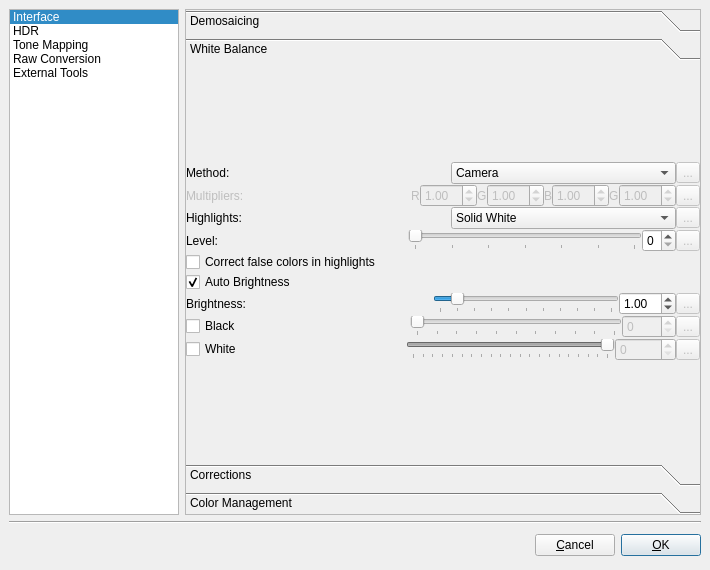
First picture: the form in forms/PreferencesDialog.ui, repository LuminanceHDR/LuminanceHDR, before the edit.
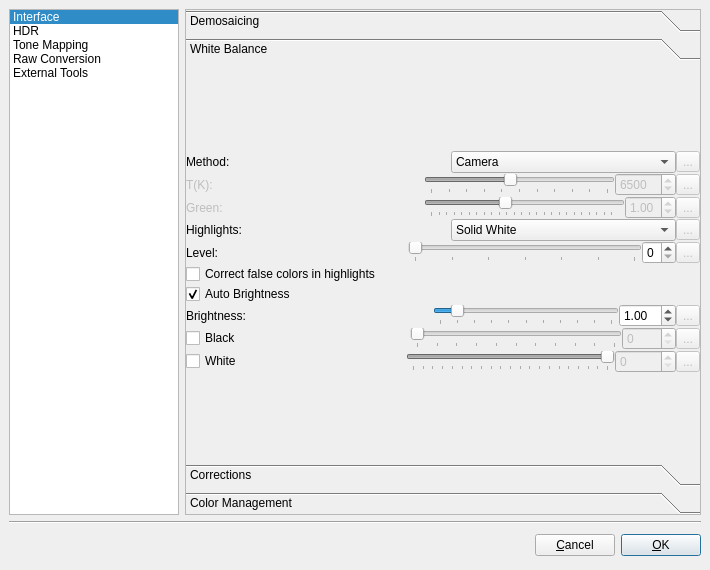
Second picture: the form after the edit. The open tabs and pages were chosen to show the change. Icons and pictures are not drawn.

Commit message: Implemented WB using color temperature i.e. conversion from T(K) to 4 dcraw multipliers

```diff
--- a/forms/PreferencesDialog.ui
+++ b/forms/PreferencesDialog.ui
@@ -32,7 +32,7 @@
    <string>Preferences</string>
   </property>
   <property name="windowIcon">
-   <iconset resource="../icons.qrc">
+   <iconset>
     <normaloff>:/new/prefix1/images/luminance.png</normaloff>:/new/prefix1/images/luminance.png</iconset>
   </property>
   <layout class="QVBoxLayout">
@@ -931,8 +931,8 @@
              <rect>
               <x>0</x>
               <y>0</y>
-              <width>485</width>
-              <height>290</height>
+              <width>488</width>
+              <height>356</height>
              </rect>
             </property>
             <attribute name="label">
@@ -969,8 +969,13 @@
                  <item>
                   <widget class="QComboBox" name="wb_method_comboBox">
                    <property name="currentIndex">
-                    <number>0</number>
+                    <number>1</number>
                    </property>
+                   <item>
+                    <property name="text">
+                     <string>Predefined D65</string>
+                    </property>
+                   </item>
                    <item>
                     <property name="text">
                      <string>Camera</string>
@@ -1007,12 +1012,12 @@
                <item>
                 <layout class="QHBoxLayout" name="horizontalLayout_5">
                  <item>
-                  <widget class="QLabel" name="multipliers_label">
+                  <widget class="QLabel" name="TK_label">
                    <property name="enabled">
                     <bool>false</bool>
                    </property>
                    <property name="text">
-                    <string>Multipliers:</string>
+                    <string>T(K):      </string>
                    </property>
                   </widget>
                  </item>
@@ -1030,91 +1035,134 @@
                   </spacer>
                  </item>
                  <item>
-                  <widget class="QLabel" name="R_label">
+                  <widget class="QSlider" name="TK_horizontalSlider">
                    <property name="enabled">
                     <bool>false</bool>
                    </property>
-                   <property name="text">
-                    <string>R</string>
+                   <property name="minimum">
+                    <number>2000</number>
                    </property>
+                   <property name="maximum">
+                    <number>12000</number>
+                   </property>
+                   <property name="singleStep">
+                    <number>100</number>
+                   </property>
+                   <property name="pageStep">
+                    <number>1000</number>
+                   </property>
+                   <property name="value">
+                    <number>6500</number>
+                   </property>
+                   <property name="orientation">
+                    <enum>Qt::Horizontal</enum>
+                   </property>
+                   <property name="tickPosition">
+                    <enum>QSlider::TicksBelow</enum>
+                   </property>
                   </widget>
                  </item>
                  <item>
-                  <widget class="QDoubleSpinBox" name="R_doubleSpinBox">
+                  <widget class="QSpinBox" name="TK_spinBox">
                    <property name="enabled">
                     <bool>false</bool>
                    </property>
+                   <property name="minimum">
+                    <number>2000</number>
+                   </property>
+                   <property name="maximum">
+                    <number>12000</number>
+                   </property>
                    <property name="singleStep">
-                    <double>0.010000000000000</double>
+                    <number>100</number>
                    </property>
                    <property name="value">
-                    <double>1.000000000000000</double>
+                    <number>6500</number>
                    </property>
                   </widget>
                  </item>
                  <item>
-                  <widget class="QLabel" name="G_label">
+                  <widget class="QToolButton" name="TK_toolButton">
                    <property name="enabled">
                     <bool>false</bool>
                    </property>
                    <property name="text">
-                    <string>G</string>
+                    <string>...</string>
                    </property>
+                   <property name="icon">
+                    <iconset resource="../icons.qrc">
+                     <normaloff>:/new/prefix1/images/edit-undo.png</normaloff>:/new/prefix1/images/edit-undo.png</iconset>
+                   </property>
                   </widget>
                  </item>
+                </layout>
+               </item>
+               <item>
+                <layout class="QHBoxLayout" name="horizontalLayout_6">
                  <item>
-                  <widget class="QDoubleSpinBox" name="G_doubleSpinBox">
+                  <widget class="QLabel" name="green_label">
                    <property name="enabled">
                     <bool>false</bool>
                    </property>
-                   <property name="singleStep">
-                    <double>0.010000000000000</double>
+                   <property name="text">
+                    <string>Green:</string>
                    </property>
-                   <property name="value">
-                    <double>1.000000000000000</double>
-                   </property>
                   </widget>
                  </item>
                  <item>
-                  <widget class="QLabel" name="B_label">
-                   <property name="enabled">
-                    <bool>false</bool>
+                  <spacer name="horizontalSpacer_7">
+                   <property name="orientation">
+                    <enum>Qt::Horizontal</enum>
                    </property>
-                   <property name="text">
-                    <string>B</string>
+                   <property name="sizeHint" stdset="0">
+                    <size>
+                     <width>40</width>
+                     <height>20</height>
+                    </size>
                    </property>
-                  </widget>
+                  </spacer>
                  </item>
                  <item>
-                  <widget class="QDoubleSpinBox" name="B_doubleSpinBox">
+                  <widget class="QSlider" name="green_horizontalSlider">
                    <property name="enabled">
                     <bool>false</bool>
                    </property>
+                   <property name="minimum">
+                    <number>20</number>
+                   </property>
+                   <property name="maximum">
+                    <number>2500</number>
+                   </property>
                    <property name="singleStep">
-                    <double>0.010000000000000</double>
+                    <number>10</number>
                    </property>
+                   <property name="pageStep">
+                    <number>100</number>
+                   </property>
                    <property name="value">
-                    <double>1.000000000000000</double>
+                    <number>1000</number>
                    </property>
-                  </widget>
-                 </item>
-                 <item>
-                  <widget class="QLabel" name="G2_label">
-                   <property name="enabled">
-                    <bool>false</bool>
+                   <property name="orientation">
+                    <enum>Qt::Horizontal</enum>
                    </property>
-                   <property name="text">
-                    <string>G</string>
+                   <property name="tickPosition">
+                    <enum>QSlider::TicksBelow</enum>
                    </property>
                   </widget>
                  </item>
                  <item>
-                  <widget class="QDoubleSpinBox" name="G2_doubleSpinBox">
+                  <widget class="QDoubleSpinBox" name="green_doubleSpinBox">
                    <property name="enabled">
                     <bool>false</bool>
                    </property>
+                   <property name="minimum">
+                    <double>0.200000000000000</double>
+                   </property>
+                   <property name="maximum">
+                    <double>2.500000000000000</double>
+                   </property>
                    <property name="singleStep">
-                    <double>0.010000000000000</double>
+                    <double>0.100000000000000</double>
                    </property>
                    <property name="value">
                     <double>1.000000000000000</double>
@@ -1122,7 +1170,7 @@
                   </widget>
                  </item>
                  <item>
-                  <widget class="QToolButton" name="multipliers_toolButton">
+                  <widget class="QToolButton" name="green_toolButton">
                    <property name="enabled">
                     <bool>false</bool>
                    </property>
@@ -1520,7 +1568,7 @@
              <rect>
               <x>0</x>
               <y>0</y>
-              <width>489</width>
+              <width>488</width>
               <height>356</height>
              </rect>
             </property>
@@ -1649,7 +1697,7 @@
                     <bool>false</bool>
                    </property>
                    <property name="text">
-                    <string>Red:    </string>
+                    <string>Red:  </string>
                    </property>
                   </widget>
                  </item>
@@ -1741,12 +1789,12 @@
                <item>
                 <layout class="QHBoxLayout" name="horizontalLayout_12">
                  <item>
-                  <widget class="QLabel" name="green_label">
+                  <widget class="QLabel" name="blue_label">
                    <property name="enabled">
                     <bool>false</bool>
                    </property>
                    <property name="text">
-                    <string>Green:</string>
+                    <string>Blue:</string>
                    </property>
                   </widget>
                  </item>
@@ -1767,7 +1815,7 @@
                   </spacer>
                  </item>
                  <item>
-                  <widget class="QSlider" name="green_horizontalSlider">
+                  <widget class="QSlider" name="blue_horizontalSlider">
                    <property name="enabled">
                     <bool>false</bool>
                    </property>
@@ -1798,7 +1846,7 @@
                   </widget>
                  </item>
                  <item>
-                  <widget class="QDoubleSpinBox" name="green_doubleSpinBox">
+                  <widget class="QDoubleSpinBox" name="blue_doubleSpinBox">
                    <property name="enabled">
                     <bool>false</bool>
                    </property>
@@ -1820,7 +1868,7 @@
                   </widget>
                  </item>
                  <item>
-                  <widget class="QToolButton" name="green_toolButton">
+                  <widget class="QToolButton" name="blue_toolButton">
                    <property name="enabled">
                     <bool>false</bool>
                    </property>
@@ -1857,8 +1905,8 @@
              <rect>
               <x>0</x>
               <y>0</y>
-              <width>489</width>
-              <height>165</height>
+              <width>471</width>
+              <height>140</height>
              </rect>
             </property>
             <attribute name="label">
```
Left out of the diff: 86 changed lines with no effect on the pictures. The commit also changes 6 other files.
